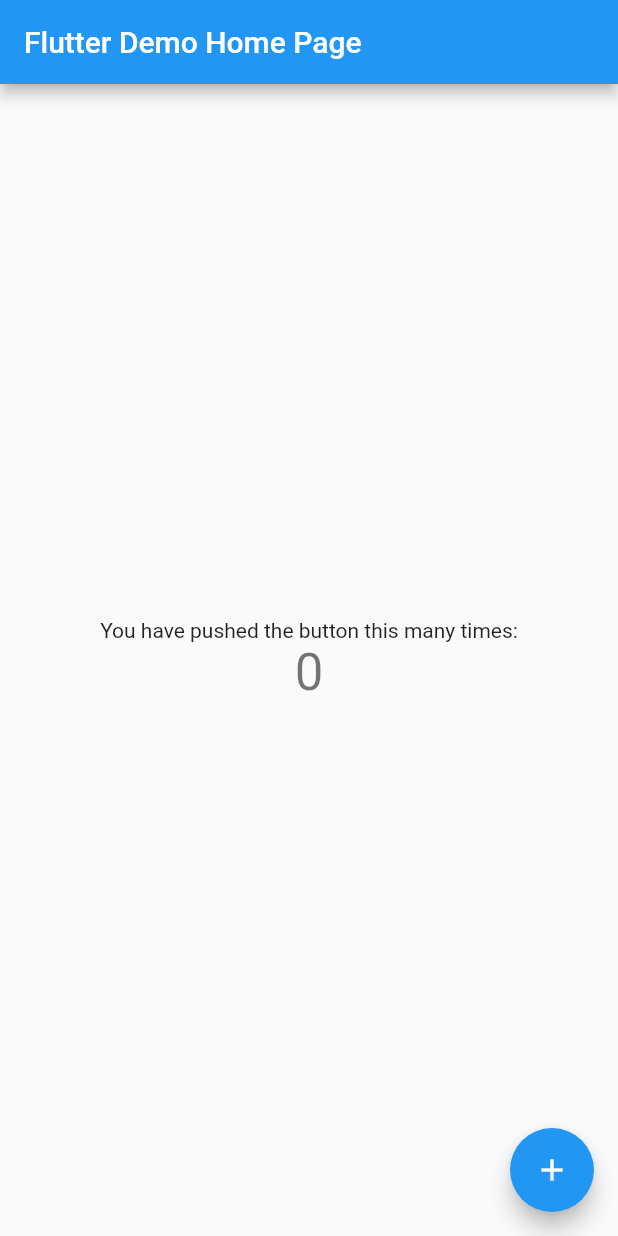
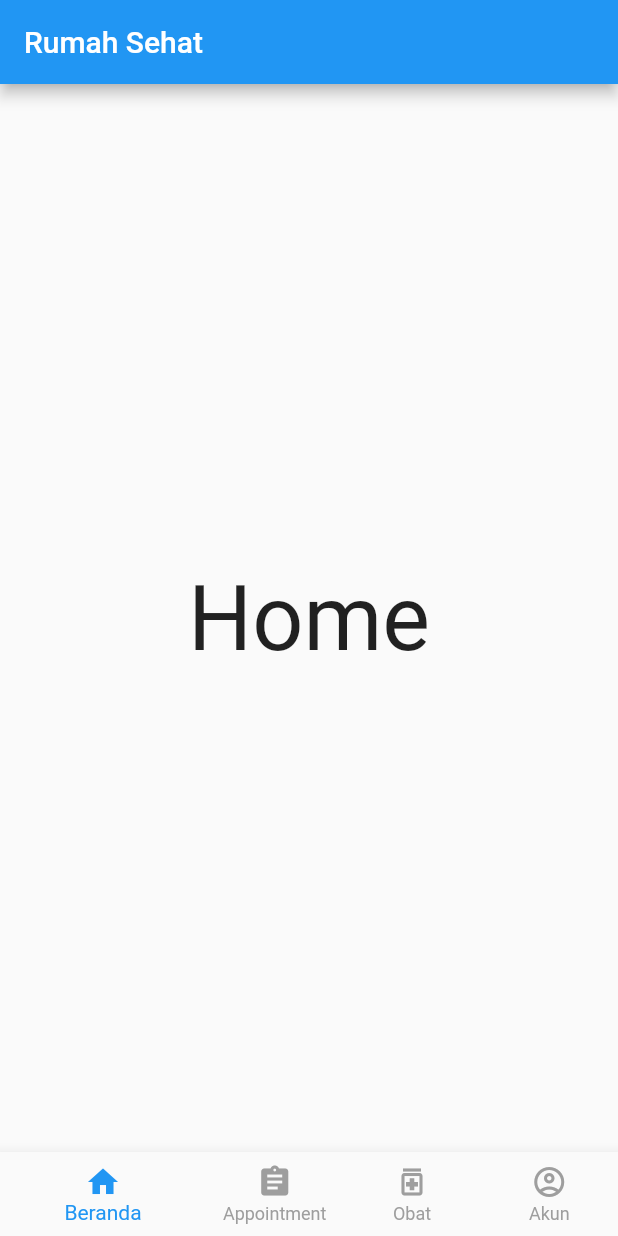
Before and after one commit to raihansyahyoga11/rumahSehat, a Flutter app: the screen it shows after launch, on a phone screen of 412 x 824 dp. Run offline on Flutter 3.47's test engine with Material 2 defaults, Android fonts, the phone set to English and light mode, and no system bars; our stand-ins replace flutter_html.

Commit message:
progress fitur 14 dan navbar flutter

```diff
--- /dev/null
+++ b/rumah_sehat_flutter/lib/Model/PasienModel.dart
@@ -0,0 +1,47 @@
+import 'dart:async';
+import 'dart:convert';
+import 'package:flutter_html/flutter_html.dart';
+import 'package:http/http.dart' as http;
+import 'package:json_annotation/json_annotation.dart';
+
+
+
+
+class PasienModel {
+   final String id;
+   final String nama;
+   final String role;
+   final String username;
+   final String password;
+   final String email;
+   final int saldo;
+   final int umur;
+   final List<dynamic> listAppointment;
+
+
+
+   PasienModel({
+      required this.id,
+      required this.nama,
+      required this.username,
+      required this.email,
+      required this.role,
+      required this.password,
+      required this.umur,
+      required this.saldo,
+      required this.listAppointment,
+   });
+   factory PasienModel.fromJson(Map<String, dynamic> json) {
+      return PasienModel(
+          id: json['id'],
+          nama: json['nama'],
+          username: json['username'],
+          email: json['email'],
+          role: json['role'],
+          password: json['password'],
+          umur: json['umur'],
+          saldo: json['saldo'],
+          listAppointment: json['listAppointment']
+      );
+   }
+}
--- a/rumah_sehat_flutter/lib/main.dart
+++ b/rumah_sehat_flutter/lib/main.dart
@@ -1,115 +1,76 @@
 import 'package:flutter/material.dart';
 
+import 'Screen/TopUpPage.dart';
+import 'Screen/ProfilePage.dart';
+
 void main() {
-  runApp(const MyApp());
+  runApp(MyApp());
 }
 
 class MyApp extends StatelessWidget {
-  const MyApp({Key? key}) : super(key: key);
-
-  // This widget is the root of your application.
   @override
   Widget build(BuildContext context) {
     return MaterialApp(
-      title: 'Rumah Sehat',
-      theme: ThemeData(
-        // This is the theme of your application.
-        //
-        // Try running your application with "flutter run". You'll see the
-        // application has a blue toolbar. Then, without quitting the app, try
-        // changing the primarySwatch below to Colors.green and then invoke
-        // "hot reload" (press "r" in the console where you ran "flutter run",
-        // or simply save your changes to "hot reload" in a Flutter IDE).
-        // Notice that the counter didn't reset back to zero; the application
-        // is not restarted.
-        primarySwatch: Colors.blue,
-      ),
-      home: const MyHomePage(title: 'Flutter Demo Home Page'),
+      title: "Rumah Sehat",
+      debugShowCheckedModeBanner: false,
+      home: RumahSehatNavBar(),
     );
   }
 }
 
-class MyHomePage extends StatefulWidget {
-  const MyHomePage({Key? key, required this.title}) : super(key: key);
-
-  // This widget is the home page of your application. It is stateful, meaning
-  // that it has a State object (defined below) that contains fields that affect
-  // how it looks.
-
-  // This class is the configuration for the state. It holds the values (in this
-  // case the title) provided by the parent (in this case the App widget) and
-  // used by the build method of the State. Fields in a Widget subclass are
-  // always marked "final".
-
-  final String title;
-
+class RumahSehatNavBar extends StatefulWidget {
   @override
-  State<MyHomePage> createState() => _MyHomePageState();
+  _RumahSehatNavBarState createState() => _RumahSehatNavBarState();
 }
 
-class _MyHomePageState extends State<MyHomePage> {
-  int _counter = 0;
+class _RumahSehatNavBarState extends State<RumahSehatNavBar> {
+  int _selectedNavbar = 0;
+  //navigasi page
+  final screens=[
+    Center(child:Text('Home', style:TextStyle(fontSize: 60))),
+    Center(child:Text('Appointment', style:TextStyle(fontSize: 60))),
+    Center(child:Text('Obat', style:TextStyle(fontSize: 60))),
+    TesPage(),
+  ];
 
-  void _incrementCounter() {
+  void _changeSelectedNavBar(int index) {
     setState(() {
-      // This call to setState tells the Flutter framework that something has
-      // changed in this State, which causes it to rerun the build method below
-      // so that the display can reflect the updated values. If we changed
-      // _counter without calling setState(), then the build method would not be
-      // called again, and so nothing would appear to happen.
-      _counter++;
+      _selectedNavbar = index;
     });
   }
 
   @override
   Widget build(BuildContext context) {
-    // This method is rerun every time setState is called, for instance as done
-    // by the _incrementCounter method above.
-    //
-    // The Flutter framework has been optimized to make rerunning build methods
-    // fast, so that you can just rebuild anything that needs updating rather
-    // than having to individually change instances of widgets.
     return Scaffold(
       appBar: AppBar(
-        // Here we take the value from the MyHomePage object that was created by
-        // the App.build method, and use it to set our appbar title.
-        title: Text(widget.title),
+        title: Text("Rumah Sehat"),
       ),
-      body: Center(
-        // Center is a layout widget. It takes a single child and positions it
-        // in the middle of the parent.
-        child: Column(
-          // Column is also a layout widget. It takes a list of children and
-          // arranges them vertically. By default, it sizes itself to fit its
-          // children horizontally, and tries to be as tall as its parent.
-          //
-          // Invoke "debug painting" (press "p" in the console, choose the
-          // "Toggle Debug Paint" action from the Flutter Inspector in Android
-          // Studio, or the "Toggle Debug Paint" command in Visual Studio Code)
-          // to see the wireframe for each widget.
-          //
-          // Column has various properties to control how it sizes itself and
-          // how it positions its children. Here we use mainAxisAlignment to
-          // center the children vertically; the main axis here is the vertical
-          // axis because Columns are vertical (the cross axis would be
-          // horizontal).
-          mainAxisAlignment: MainAxisAlignment.center,
-          children: <Widget>[
-            const Text(
-              'You have pushed the button this many times:',
-            ),
-            Text(
-              '$_counter',
-              style: Theme.of(context).textTheme.headline4,
-            ),
-          ],
-        ),
+      body: screens[_selectedNavbar],
+      bottomNavigationBar: BottomNavigationBar(
+        items: const <BottomNavigationBarItem>[
+          BottomNavigationBarItem(
+            icon: Icon(Icons.home),
+            title: Text('Beranda'),
+          ),
+          BottomNavigationBarItem(
+            icon: Icon(Icons.assignment),
+            title: Text('Appointment'),
+          ),
+          BottomNavigationBarItem(
+            icon: Icon(Icons.medication_outlined ),
+            title: Text('Obat'),
+          ),
+          BottomNavigationBarItem(
+            icon: Icon(Icons.account_circle_outlined),
+            title: Text('Akun'),
+          ),
+        ],
+        currentIndex: _selectedNavbar,
+        selectedItemColor: Colors.blue,
+        unselectedItemColor: Colors.grey,
+        showUnselectedLabels: true,
+        onTap: _changeSelectedNavBar,
       ),
-      floatingActionButton: FloatingActionButton(
-        onPressed: _incrementCounter,
-        tooltip: 'Increment',
-        child: const Icon(Icons.add),
-      ), // This trailing comma makes auto-formatting nicer for build methods.
     );
   }
 }
```
Also changed, not shown: rumah_sehat_flutter/lib/Screen/ProfilePage.dart (added, +191 -0 lines), rumah_sehat_flutter/lib/Screen/TopUpPage.dart (added, +22 -0 lines), rumah_sehat_flutter/pubspec.yaml (+7 -0 lines), rumah_sehat_flutter/pubspec.lock, 7 other files.
